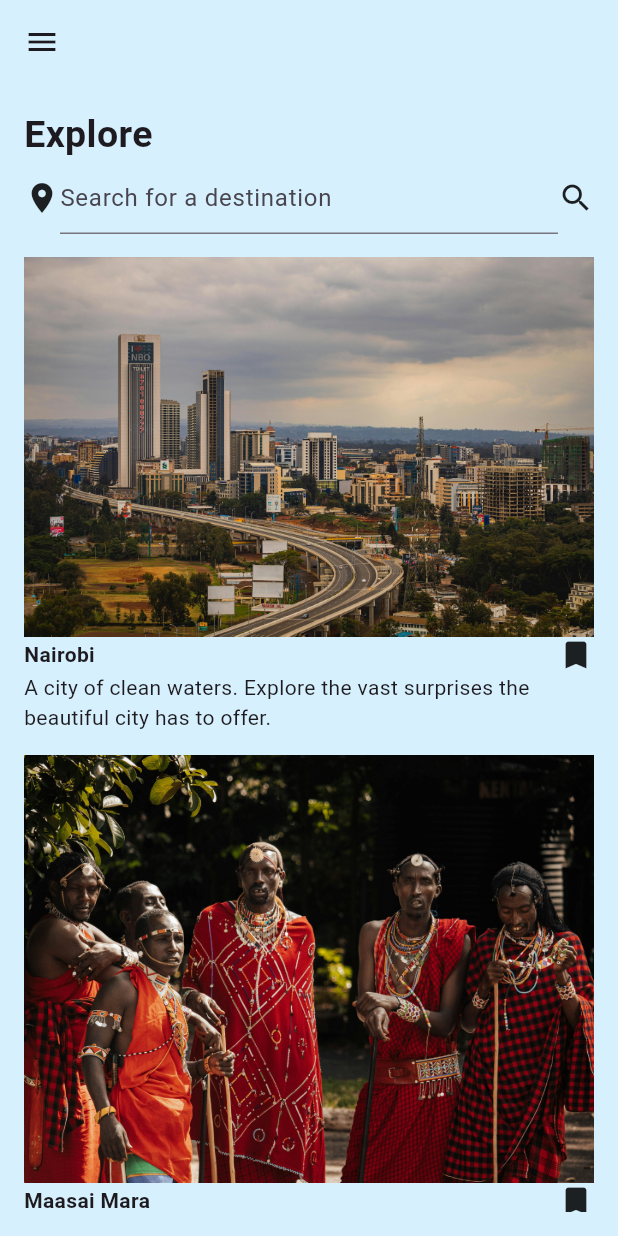
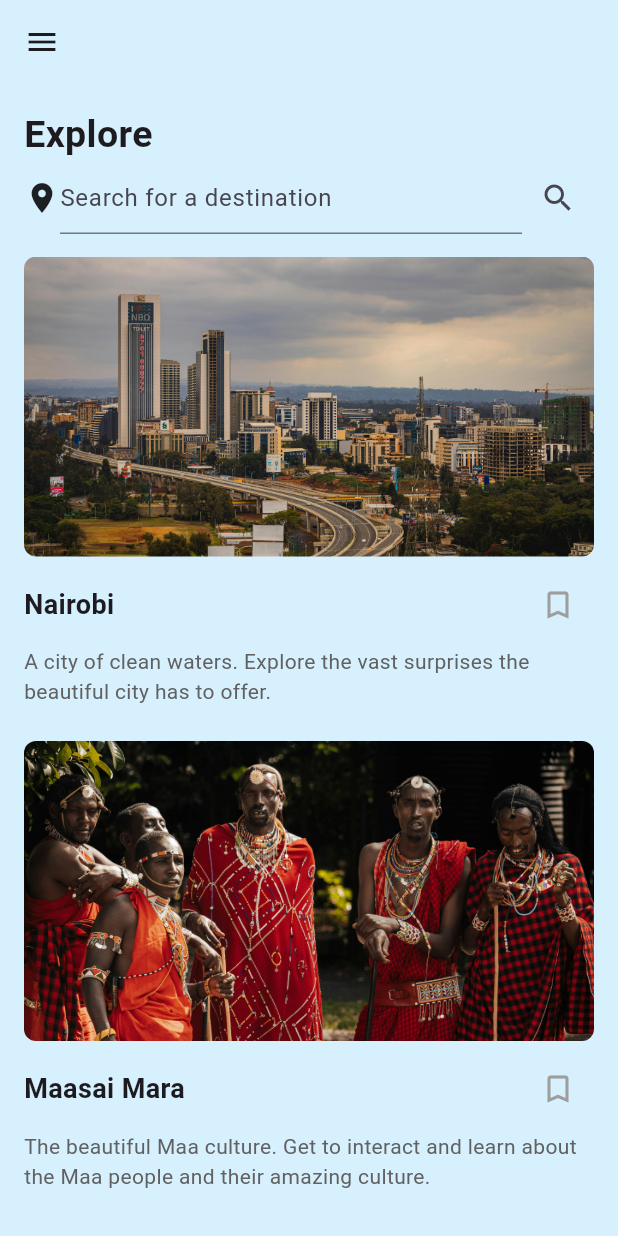
Before and after one commit to Fevado/wanderlustventures_app, a Flutter app: the Home screen opened directly, on a phone screen of 412 x 824 dp. Run offline on Flutter 3.47's test engine with Material 3 defaults, Android fonts, the phone set to English and light mode, and no system bars.

Commit message:
Separates home UI from the data and logic

```diff
--- /dev/null
+++ b/lib/data/destination_data.dart
@@ -0,0 +1,7 @@
+import 'package:wanderlustventures_app/models/destination.dart';
+
+List<Destination> destinations = [
+  Destination(name: 'Nairobi', imagePath: 'assets/images/nairobi.jpg', description: 'A city of clean waters. Explore the vast surprises the beautiful city has to offer.'),
+  Destination(name: 'Maasai Mara', imagePath: 'assets/images/maasai.jpg', description: 'The beautiful Maa culture. Get to interact and learn about the Maa people and their amazing culture.'),
+  Destination(name: 'Mombasa', imagePath: 'assets/images/pexels-panditwiguna-3401403.jpg', description: 'Explore the coastal beches of Kenya')
+];
--- /dev/null
+++ b/lib/models/destination.dart
@@ -0,0 +1,13 @@
+class Destination {
+  final String name;
+  final String imagePath;
+  final String description;
+  bool isBookmarked;
+
+  Destination({
+    required this.name,
+    required this.imagePath,
+    required this.description,
+    this.isBookmarked = false,
+  });
+}
--- /dev/null
+++ b/lib/models/destination_card.dart
@@ -0,0 +1,71 @@
+import 'package:flutter/material.dart';
+import 'package:wanderlustventures_app/models/destination.dart';
+import 'package:wanderlustventures_app/screens/details.dart';
+
+class DestinationCard extends StatelessWidget {
+  final Destination destination;
+  final Function(bool) onBookmarkChanged;
+
+  const DestinationCard({
+    super.key,
+    required this.destination,
+    required this.onBookmarkChanged,
+  });
+
+  @override
+  Widget build(BuildContext context) {
+    return GestureDetector(
+      onTap: () {
+        Navigator.push(
+          context,
+          MaterialPageRoute(
+            builder: (context) => Details(destination: destination),
+          ),
+        );
+      },
+      child: Container(
+        margin: EdgeInsets.only(bottom: 15),
+        child: Column(
+          children: [
+            ClipRRect(
+              borderRadius: BorderRadius.circular(8),
+              child: Image.asset(
+                destination.imagePath,
+                fit: BoxFit.fitWidth,
+                height: 200,
+                width: double.infinity,
+              ),
+            ),
+            SizedBox(height: 8),
+            Row(
+              children: [
+                Text(
+                  destination.name,
+                  style: TextStyle(fontWeight: FontWeight.bold, fontSize: 18),
+                ),
+                Spacer(),
+                IconButton(
+                  icon: Icon(
+                    destination.isBookmarked
+                        ? Icons.bookmark
+                        : Icons.bookmark_border,
+                    color: destination.isBookmarked ? Colors.blue : Colors.grey,
+                  ),
+                  onPressed: () {
+                    onBookmarkChanged(!destination.isBookmarked);
+                  },
+                ),
+              ],
+            ),
+            SizedBox(height: 4),
+            Text(
+              destination.description,
+              style: TextStyle( fontSize: 14, color: Colors.grey[700]),
+            ),
+            SizedBox(height: 8,)
+          ],
+        ),
+      ),
+    );
+  }
+}
--- a/lib/screens/details.dart
+++ b/lib/screens/details.dart
@@ -1,8 +1,10 @@
 import 'package:flutter/material.dart';
+import 'package:wanderlustventures_app/models/destination.dart';
 import 'package:wanderlustventures_app/screens/payments.dart';
 
 class Details extends StatefulWidget {
-  const Details({super.key});
+  final Destination destination;
+  const Details({super.key, required this.destination});
 
   @override
   State<Details> createState() => _DetailsState();
@@ -75,7 +77,6 @@ class _DetailDescriptionState extends State<DetailDescription> {
   }
 }
 
-
 class _DetailsState extends State<Details> {
   @override
   Widget build(BuildContext context) {
@@ -92,12 +93,13 @@ class _DetailsState extends State<Details> {
             child: Column(
               children: [
                 const DetailImages(),
-                SizedBox(height: 16,),
-                const DetailDescription()
+                SizedBox(height: 16),
+                const DetailDescription(),
               ],
             ),
           ),
-        )),
+        ),
+      ),
 
       bottomNavigationBar: Padding(
         padding: EdgeInsetsGeometry.fromLTRB(16, 8, 16, 24),
@@ -106,14 +108,20 @@ class _DetailsState extends State<Details> {
           height: 46,
           child: ElevatedButton(
             onPressed: () {
-            Navigator.push(context, MaterialPageRoute(builder: (context) => Payments()));
+              Navigator.push(
+                context,
+                MaterialPageRoute(builder: (context) => Payments()),
+              );
             },
             style: ElevatedButton.styleFrom(
               backgroundColor: const Color(0xFF0498E5),
             ),
             child: Text(
               'Book trip',
-            style: TextStyle(color: Colors.black, fontWeight: FontWeight.w600),
+              style: TextStyle(
+                color: Colors.black,
+                fontWeight: FontWeight.w600,
+              ),
             ),
           ),
         ),
--- a/lib/screens/home.dart
+++ b/lib/screens/home.dart
@@ -1,5 +1,7 @@
 import 'package:flutter/material.dart';
-import 'package:wanderlustventures_app/screens/details.dart';
+import 'package:wanderlustventures_app/data/destination_data.dart';
+import 'package:wanderlustventures_app/models/destination_card.dart';
+import 'package:wanderlustventures_app/models/destination.dart';
 
 class Home extends StatefulWidget {
   const Home({super.key});
@@ -9,13 +11,30 @@ class Home extends StatefulWidget {
 }
 
 class Search extends StatefulWidget {
-  const Search({super.key});
+  final Function(String) onSearchChanged;
+  const Search({super.key, required this.onSearchChanged});
 
   @override
   State<Search> createState() => _SearchState();
 }
 
 class _SearchState extends State<Search> {
+  final TextEditingController _searchController = TextEditingController();
+
+  @override
+  void initState() {
+    super.initState();
+    _searchController.addListener(() {
+      widget.onSearchChanged(_searchController.text);
+    });
+  }
+
+  @override
+  void dispose() {
+    _searchController.dispose();
+    super.dispose();
+  }
+
   @override
   Widget build(BuildContext context) {
     return Column(
@@ -33,73 +52,18 @@ class _SearchState extends State<Search> {
             Icon(Icons.location_on),
             Expanded(
               child: TextField(
+                controller: _searchController,
                 keyboardType: TextInputType.text,
                 decoration: InputDecoration(
                   hintText: 'Search for a destination',
                 ),
               ),
             ),
-            Icon(Icons.search_sharp),
-          ],
-        ),
-      ],
-    );
-  }
-}
-
-class HomeDetail extends StatefulWidget {
-  const HomeDetail({super.key});
-
-  @override
-  State<HomeDetail> createState() => _HomeDetailState();
-}
-
-class _HomeDetailState extends State<HomeDetail> {
-  @override
-  Widget build(BuildContext context) {
-    return Column(
-      mainAxisSize: MainAxisSize.min,
-      children: [
-        Column(
-          children: [
-            Image.asset('assets/images/nairobi.jpg', fit: BoxFit.fitWidth),
-            Row(
-              children: [
-                Text('Nairobi', style: TextStyle(fontWeight: FontWeight.bold)),
-                Spacer(),
-                Icon(Icons.bookmark),
-              ],
-            ),
-            Text(
-              'A city of clean waters. Explore the vast surprises the beautiful city has to offer.',
-            ),
-          ],
-        ),
-        SizedBox(height: 15),
-        Column(
-          children: [
-            Image.asset('assets/images/maasai.jpg', fit: BoxFit.fitWidth),
-            Row(
-              children: [
-                Text(
-                  'Maasai Mara',
-                  style: TextStyle(fontWeight: FontWeight.bold),
-                ),
-                Spacer(),
-                Icon(Icons.bookmark),
-              ],
-            ),
-            GestureDetector(
-              onTap: () {
-                Navigator.push(
-                  context,
-                  MaterialPageRoute(builder: (context) => Details(),
-                  ),
-                );
+            IconButton(
+              icon: Icon(Icons.search_sharp),
+              onPressed: () {
+                // TODO: ADD SEARCH LOGIC/USE LISTENER ABOVE
               },
-              child:  Text(
-          'The beautiful Maa culture. Get to interact and learn about the Maa people and their amazing culture.',
-        ),
             ),
           ],
         ),
@@ -109,6 +73,31 @@ class _HomeDetailState extends State<HomeDetail> {
 }
 
 class _HomeState extends State<Home> {
+  late List<Destination> _allDestinations;
+  List<Destination> _filteredDestinations = [];
+
+  @override
+  void initState() {
+    super.initState();
+    _allDestinations = destinations;
+    _filteredDestinations = destinations;
+  }
+
+  void _onSearchChanged(String query) {
+    setState(() {
+      if (query.isEmpty) {
+        _filteredDestinations = _allDestinations;
+      } else {
+        _filteredDestinations = _allDestinations.where((destination) {
+          return destination.name.toLowerCase().contains(query.toLowerCase()) ||
+              destination.description.toLowerCase().contains(
+                query.toLowerCase(),
+              );
+        }).toList();
+      }
+    });
+  }
+
   @override
   Widget build(BuildContext context) {
     return Scaffold(
@@ -120,14 +109,28 @@ class _HomeState extends State<Home> {
       body: Padding(
         padding: EdgeInsets.all(16.0),
         child: SafeArea(
-          child: SingleChildScrollView(
-            child: Column(
-              children: [
-                const Search(),
-                SizedBox(height: 15),
-                const HomeDetail(),
-              ],
-            ),
+          child: Column(
+            children: [
+              Search(
+                onSearchChanged: _onSearchChanged,
+              ),
+              SizedBox(height: 15),
+              Expanded(
+                child: ListView.builder(
+                  itemCount: _filteredDestinations.length,
+                  itemBuilder: (context, index) {
+                    return DestinationCard(
+                      destination: _filteredDestinations[index],
+                      onBookmarkChanged: (isBookmarked) {
+                        setState(() {
+                          _filteredDestinations[index].isBookmarked = isBookmarked;
+                        });
+                      },
+                    );
+                  },
+                ),
+              ),
+            ],
           ),
         ),
       ),
```
Also changed, not shown: assets/images/pexels-panditwiguna-3401403.jpg (added). Lines whose indentation alone changed are shown as unchanged.
